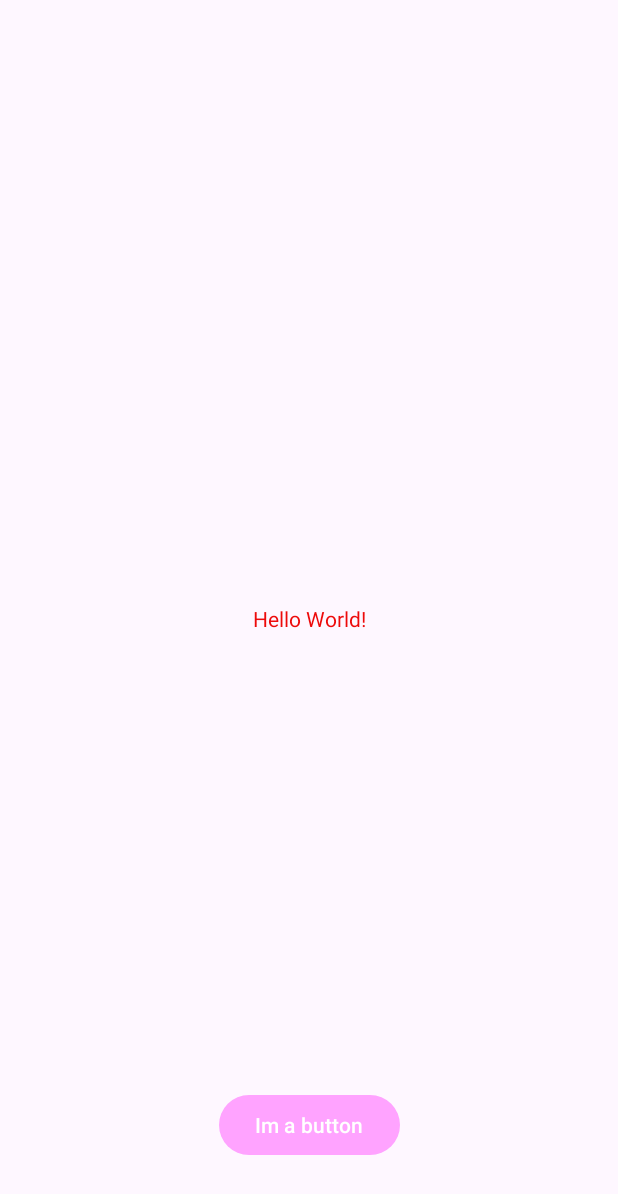
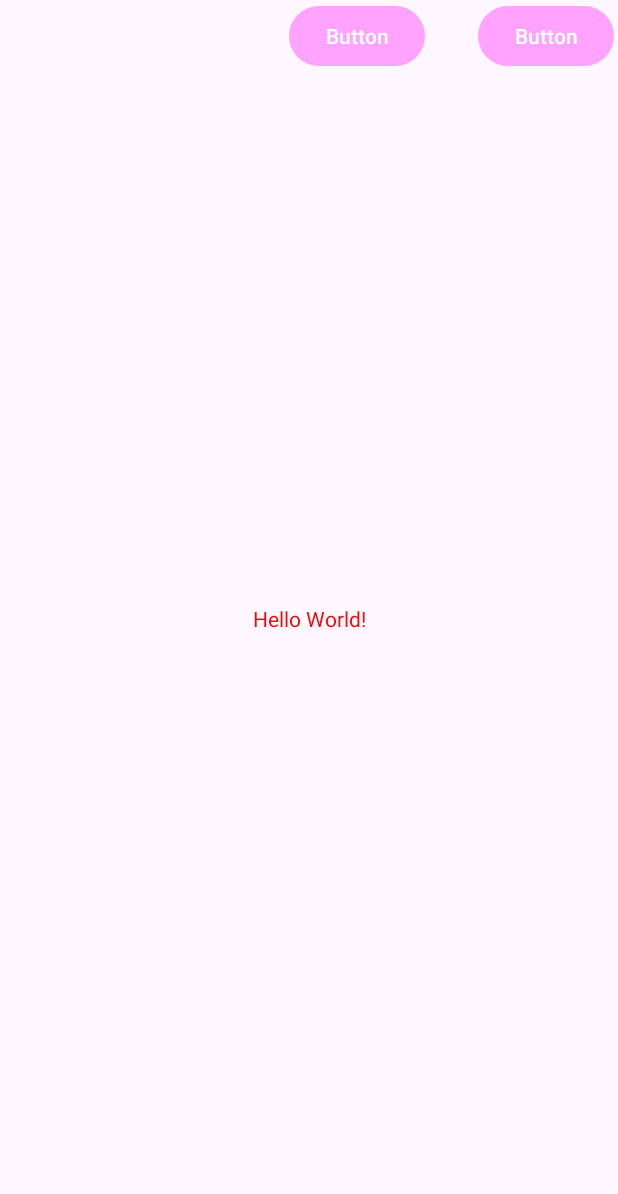
Before and after one commit to hanskkangg/android_studio, an Android app: the screen it shows after launch (MainActivity), on a phone screen of 412 x 824 dp. Shown: the top 1194 px of the screen. Run offline under Robolectric (Android 15) with nearby library versions, the phone set to English and light mode, and no system bars.

Commit message:
Commit 9(Finished step2) - created 3 buttons and chained horizontally

```diff
--- a/app/src/main/res/layout/activity_main.xml
+++ b/app/src/main/res/layout/activity_main.xml
@@ -16,14 +16,43 @@
         app:layout_constraintTop_toTopOf="parent" />
 
     <Button
+        android:id="@+id/Button1"
         android:layout_width="wrap_content"
         android:layout_height="wrap_content"
-        android:layout_marginBottom="50dp"
-        android:text="@string/button_message"
+        android:layout_marginStart="32dp"
+        android:layout_marginTop="32dp"
+        android:layout_marginEnd="32dp"
+        android:layout_marginBottom="2240dp"
+        android:text="Button"
         app:layout_constraintBottom_toBottomOf="parent"
         app:layout_constraintEnd_toEndOf="parent"
+        app:layout_constraintEnd_toStartOf="@+id/button2"
         app:layout_constraintHorizontal_bias="0.5"
-        app:layout_constraintStart_toStartOf="parent" />
+        app:layout_constraintStart_toStartOf="parent"
+        app:layout_constraintTop_toTopOf="parent"
+        app:layout_constraintVertical_bias="0.0" />
+
+    <Button
+        android:id="@+id/button2"
+        android:layout_width="wrap_content"
+        android:layout_height="wrap_content"
+        android:layout_marginStart="32dp"
+        android:text="Button"
+        app:layout_constraintEnd_toStartOf="@+id/button3"
+        app:layout_constraintHorizontal_bias="0.5"
+        app:layout_constraintStart_toEndOf="@+id/Button1"
+        tools:layout_editor_absoluteY="34dp" />
+
+    <Button
+        android:id="@+id/button3"
+        android:layout_width="wrap_content"
+        android:layout_height="wrap_content"
+        android:layout_marginStart="32dp"
+        android:text="Button"
+        app:layout_constraintEnd_toEndOf="parent"
+        app:layout_constraintHorizontal_bias="0.5"
+        app:layout_constraintStart_toEndOf="@+id/button2"
+        tools:layout_editor_absoluteY="37dp" />
 
 
 </androidx.constraintlayout.widget.ConstraintLayout>
```
